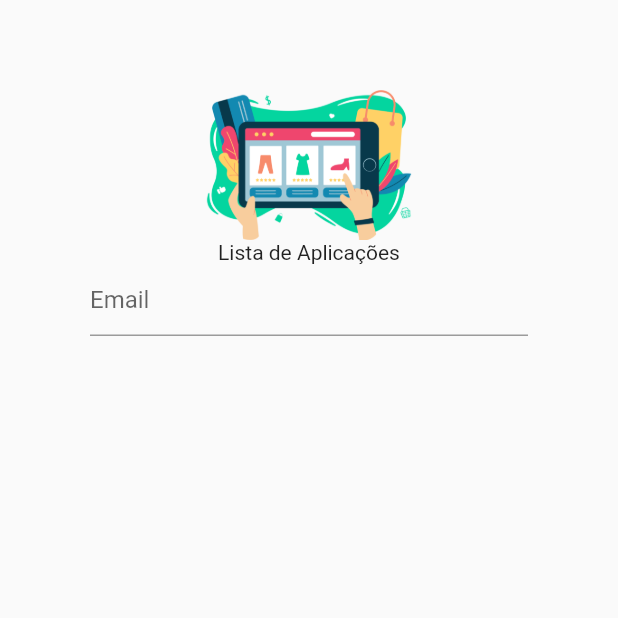
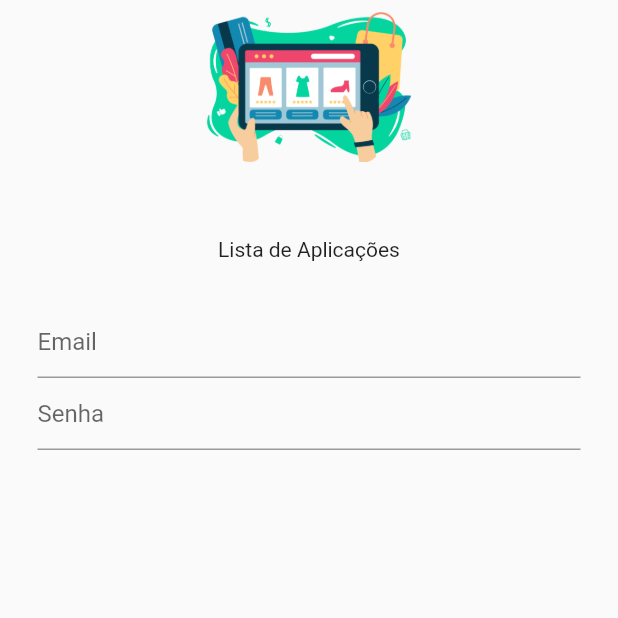
Before and after one commit to matheusfellipe/shopcom-flutter, a Flutter app: the screen it shows after launch, on a phone screen of 412 x 824 dp, the top half of it. Run offline on Flutter 3.47's test engine with Material 2 defaults, Android fonts, the light colour scheme and no system bars.

Commit message:
improving login screen

```diff
--- a/lib/screen/login_screen.dart
+++ b/lib/screen/login_screen.dart
@@ -6,26 +6,41 @@ class LoginScreen extends StatelessWidget {
   @override
   Widget build(BuildContext context) {
     return Scaffold(
-      body: Center(
+      body: SafeArea(
         child: Padding(
-          padding: const EdgeInsets.all(60.0),
+          padding:
+              const EdgeInsets.only(top: 8.0, bottom: 30, left: 25, right: 25),
+          child: Center(
             child: Column(
               children: [
                 Image.asset(
                   'assets/Ecommerce.png',
                   height: 100,
                 ),
+                const SizedBox(
+                  height: 50,
+                ),
                 const Text("Lista de Aplicações"),
+                const SizedBox(
+                  height: 30,
+                ),
                 TextFormField(
                   keyboardType: TextInputType.emailAddress,
                   decoration: const InputDecoration(
                     hintText: 'Email',
+                  ),
+                ),
+                TextFormField(
+                  keyboardType: TextInputType.emailAddress,
+                  decoration: const InputDecoration(
+                    hintText: 'Senha',
                   ),
                 )
               ],
             ),
           ),
         ),
+      ),
     );
   }
 }
```
Lines whose indentation alone changed are shown as unchanged.
